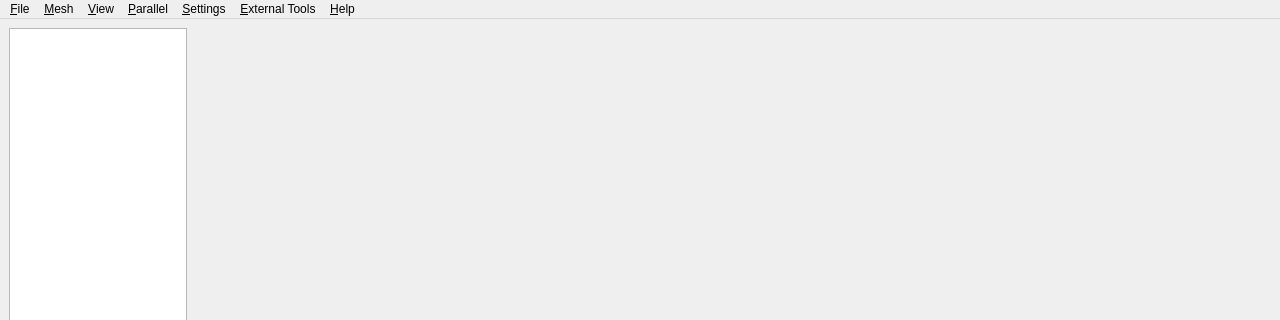
Old version of the form baramFlow/view/main_window/main_window.ui in the repository nextfoam/baram; both pictures show x 0 to 1280 and y 0 to 320 of the 1280 by 768 pixel window.
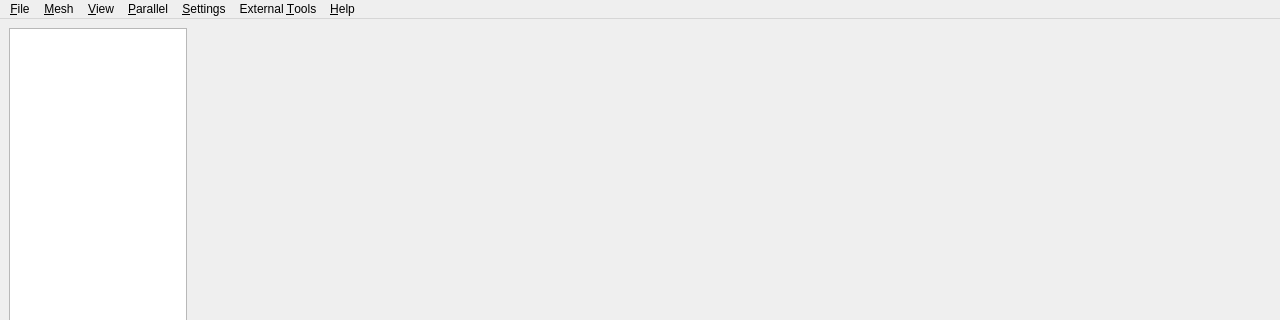
New version of the form.

What changed in the file:
```diff
--- a/baramFlow/view/main_window/main_window.ui
+++ b/baramFlow/view/main_window/main_window.ui
@@ -259,7 +259,7 @@
    </widget>
    <widget class="QMenu" name="menuExternal_Tools">
     <property name="title">
-     <string>&amp;External Tools</string>
+     <string>External &amp;Tools</string>
     </property>
     <addaction name="actionParaView"/>
    </widget>
```
Left out of the diff: 28 changed lines with no effect on the pictures.
